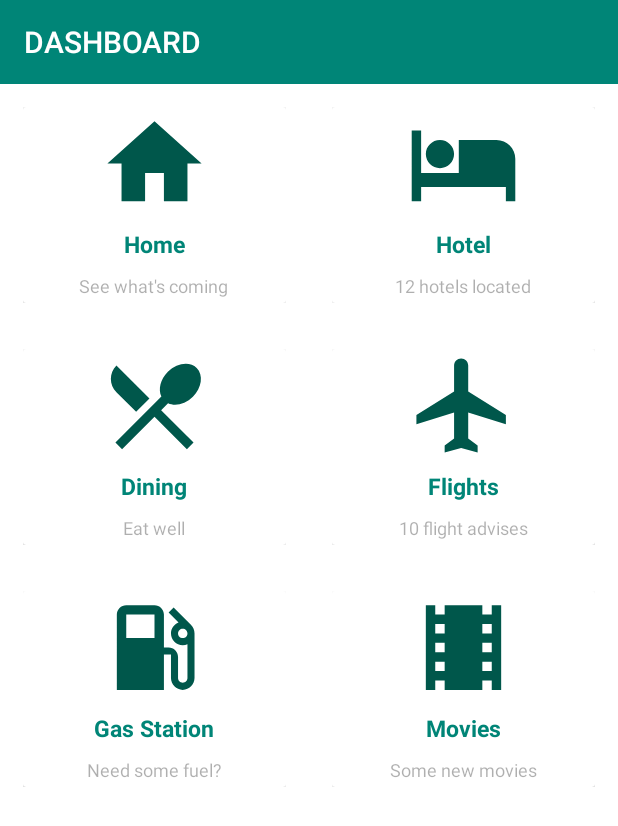
After one commit to echitey/AndroidDesignPlayground, an Android app: the DashboardActivity screen opened directly, with no data from a screen before it, on a phone screen of 412 x 824 dp. The commit adds this screen. Shown: the top 826 px of the screen. Run offline under Robolectric (Android 15) with nearby library versions, the phone set to English and light mode, and no system bars.

Commit message:
Basic Dashboard with grid

```diff
--- a/app/build.gradle
+++ b/app/build.gradle
@@ -9,6 +9,7 @@ android {
         versionCode 1
         versionName "1.0"
         testInstrumentationRunner "android.support.test.runner.AndroidJUnitRunner"
+        vectorDrawables.useSupportLibrary = true
     }
     buildTypes {
         release {
@@ -19,11 +20,13 @@ android {
 }
 
 dependencies {
-    implementation fileTree(dir: 'libs', include: ['*.jar'])
+    implementation fileTree(include: ['*.jar'], dir: 'libs')
     implementation 'com.android.support:appcompat-v7:27.1.1'
     implementation 'com.android.support:design:27.1.1'
     implementation 'com.android.support.constraint:constraint-layout:1.1.3'
     testImplementation 'junit:junit:4.12'
     androidTestImplementation 'com.android.support.test:runner:1.0.2'
     androidTestImplementation 'com.android.support.test.espresso:espresso-core:3.0.2'
+    implementation 'com.android.support:cardview-v7:27.1.1'
+    implementation 'com.android.support:recyclerview-v7:27.1.1'
 }
--- a/app/src/main/AndroidManifest.xml
+++ b/app/src/main/AndroidManifest.xml
@@ -16,6 +16,8 @@
                 <category android:name="android.intent.category.LAUNCHER" />
             </intent-filter>
         </activity>
+        <activity android:name=".XmlParsing" />
+        <activity android:name=".DashboardActivity"></activity>
     </application>
 
 </manifest>
--- /dev/null
+++ b/app/src/main/java/com/echitey/designcheatsheet/DashboardActivity.java
@@ -0,0 +1,49 @@
+package com.echitey.designcheatsheet;
+
+import android.support.v7.app.AppCompatActivity;
+import android.os.Bundle;
+import android.support.v7.widget.GridLayoutManager;
+import android.support.v7.widget.RecyclerView;
+import android.support.v7.widget.Toolbar;
+
+import com.echitey.designcheatsheet.adapters.DashAdapter;
+import com.echitey.designcheatsheet.model.DashModel;
+
+import java.util.ArrayList;
+
+public class DashboardActivity extends AppCompatActivity {
+
+    private Toolbar toolbar;
+    private ArrayList<DashModel> dashModelArrayList;
+    private RecyclerView recyclerView;
+    private DashAdapter dashAdapter;
+
+    @Override
+    protected void onCreate(Bundle savedInstanceState) {
+        super.onCreate(savedInstanceState);
+        setContentView(R.layout.activity_dashboard);
+
+        recyclerView = findViewById(R.id.recyclerView);
+
+        toolbar = findViewById(R.id.app_toolbar);
+        setSupportActionBar(toolbar);
+
+        setTitle("DASHBOARD");
+
+        dashModelArrayList = new ArrayList<>();
+
+        String heads[] = {"Home", "Hotel", "Dining", "Flights", "Gas Station", "Movies"};
+        String sub[] = {"See what's coming", "12 hotels located", "Eat well", "10 flight advises", "Need some fuel?", "Some new movies"};
+        int images[] = {R.drawable.ic_home_black_128dp, R.drawable.ic_hotel_black_128dp, R.drawable.ic_local_dining_black_128dp,
+                        R.drawable.ic_flight_black_128dp, R.drawable.ic_local_gas_station_black_128dp, R.drawable.ic_local_movies_black_128dp};
+
+        for(int count = 0; count < heads.length; count++){
+            dashModelArrayList.add(new DashModel(heads[count], sub[count], images[count]));
+        }
+
+        recyclerView.setLayoutManager(new GridLayoutManager(getApplicationContext(), 2));
+        dashAdapter = new DashAdapter(dashModelArrayList);
+        recyclerView.setHasFixedSize(true);
+        recyclerView.setAdapter(dashAdapter);
+    }
+}
--- /dev/null
+++ b/app/src/main/java/com/echitey/designcheatsheet/adapters/DashAdapter.java
@@ -0,0 +1,77 @@
+package com.echitey.designcheatsheet.adapters;
+
+import android.support.annotation.NonNull;
+import android.support.v7.widget.RecyclerView;
+import android.view.LayoutInflater;
+import android.view.View;
+import android.view.ViewGroup;
+import android.widget.ImageView;
+import android.widget.TextView;
+
+import com.echitey.designcheatsheet.R;
+import com.echitey.designcheatsheet.model.DashModel;
+
+import java.util.ArrayList;
+
+public class DashAdapter extends RecyclerView.Adapter<DashAdapter.ViewHolder> {
+
+    private ArrayList<DashModel> dashModelArrayList;
+
+    public DashAdapter(ArrayList<DashModel> dashModelArrayList){
+        this.dashModelArrayList = dashModelArrayList;
+    }
+
+    @NonNull
+    @Override
+    public DashAdapter.ViewHolder onCreateViewHolder(@NonNull ViewGroup parent, int viewType) {
+
+        View view = LayoutInflater.from(parent.getContext()).inflate(R.layout.menu_item, parent, false);
+
+        return new ViewHolder(view);
+    }
+
+    @Override
+    public void onBindViewHolder(@NonNull DashAdapter.ViewHolder holder, int position) {
+
+        String menu_header = dashModelArrayList.get(position).getHead();
+        holder.setHead(menu_header);
+
+        String sub_header = dashModelArrayList.get(position).getSub();
+        holder.setSubHead(sub_header);
+
+        int image = dashModelArrayList.get(position).getImage();
+        holder.setImage(image);
+    }
+
+    @Override
+    public int getItemCount() {
+        return dashModelArrayList.size();
+    }
+
+    public class ViewHolder extends RecyclerView.ViewHolder{
+
+        TextView head, sub;
+        ImageView img;
+        View myView;
+
+        public ViewHolder(View view) {
+            super(view);
+            myView = view;
+        }
+
+        public void setHead(String h){
+            head = myView.findViewById(R.id.header);
+            head.setText(h);
+        }
+
+        public void setSubHead(String s){
+            sub = myView.findViewById(R.id.sub_header);
+            sub.setText(s);
+        }
+
+        public void setImage(int i){
+            img = myView.findViewById(R.id.dashImage);
+            img.setImageResource(i);
+        }
+    }
+}
--- /dev/null
+++ b/app/src/main/java/com/echitey/designcheatsheet/model/DashModel.java
@@ -0,0 +1,40 @@
+package com.echitey.designcheatsheet.model;
+
+public class DashModel {
+
+    private String head, sub;
+    private int image;
+
+    public DashModel() {
+    }
+
+    public DashModel(String head, String sub, int image) {
+        this.head = head;
+        this.sub = sub;
+        this.image = image;
+    }
+
+    public String getHead() {
+        return head;
+    }
+
+    public void setHead(String head) {
+        this.head = head;
+    }
+
+    public String getSub() {
+        return sub;
+    }
+
+    public void setSub(String sub) {
+        this.sub = sub;
+    }
+
+    public int getImage() {
+        return image;
+    }
+
+    public void setImage(int image) {
+        this.image = image;
+    }
+}
--- /dev/null
+++ b/app/src/main/java/com/echitey/designcheatsheet/model/Player.java
@@ -0,0 +1,5 @@
+package com.echitey.designcheatsheet.model;
+
+public class Player {
+    public String name, age, position;
+}
--- /dev/null
+++ b/app/src/main/res/drawable/ic_flight_black_128dp.xml
@@ -0,0 +1,5 @@
+<vector android:height="128dp" android:viewportHeight="24.0"
+    android:viewportWidth="24.0" android:width="128dp" xmlns:android="http://schemas.android.com/apk/res/android">
+    <path android:fillColor="#FF000000" android:pathData="M10.18,9"/>
+    <path android:fillColor="#00574B" android:pathData="M21,16v-2l-8,-5V3.5c0,-0.83 -0.67,-1.5 -1.5,-1.5S10,2.67 10,3.5V9l-8,5v2l8,-2.5V19l-2,1.5V22l3.5,-1 3.5,1v-1.5L13,19v-5.5l8,2.5z"/>
+</vector>
--- /dev/null
+++ b/app/src/main/res/drawable/ic_home_black_128dp.xml
@@ -0,0 +1,4 @@
+<vector android:height="128dp" android:viewportHeight="24.0"
+    android:viewportWidth="24.0" android:width="128dp" xmlns:android="http://schemas.android.com/apk/res/android">
+    <path android:fillColor="#FF00574B" android:pathData="M10,20v-6h4v6h5v-8h3L12,3 2,12h3v8z"/>
+</vector>
--- /dev/null
+++ b/app/src/main/res/drawable/ic_hotel_black_128dp.xml
@@ -0,0 +1,4 @@
+<vector android:height="128dp" android:viewportHeight="24.0"
+    android:viewportWidth="24.0" android:width="128dp" xmlns:android="http://schemas.android.com/apk/res/android">
+    <path android:fillColor="#FF00574B" android:pathData="M7,13c1.66,0 3,-1.34 3,-3S8.66,7 7,7s-3,1.34 -3,3 1.34,3 3,3zM19,7h-8v7L3,14L3,5L1,5v15h2v-3h18v3h2v-9c0,-2.21 -1.79,-4 -4,-4z"/>
+</vector>
--- /dev/null
+++ b/app/src/main/res/drawable/ic_local_dining_black_128dp.xml
@@ -0,0 +1,4 @@
+<vector android:height="128dp" android:viewportHeight="24.0"
+    android:viewportWidth="24.0" android:width="128dp" xmlns:android="http://schemas.android.com/apk/res/android">
+    <path android:fillColor="#FF00574B" android:pathData="M8.1,13.34l2.83,-2.83L3.91,3.5c-1.56,1.56 -1.56,4.09 0,5.66l4.19,4.18zM14.88,11.53c1.53,0.71 3.68,0.21 5.27,-1.38 1.91,-1.91 2.28,-4.65 0.81,-6.12 -1.46,-1.46 -4.2,-1.1 -6.12,0.81 -1.59,1.59 -2.09,3.74 -1.38,5.27L3.7,19.87l1.41,1.41L12,14.41l6.88,6.88 1.41,-1.41L13.41,13l1.47,-1.47z"/>
+</vector>
--- /dev/null
+++ b/app/src/main/res/drawable/ic_local_gas_station_black_128dp.xml
@@ -0,0 +1,4 @@
+<vector android:height="128dp" android:viewportHeight="24.0"
+    android:viewportWidth="24.0" android:width="128dp" xmlns:android="http://schemas.android.com/apk/res/android">
+    <path android:fillColor="#FF00574B" android:pathData="M19.77,7.23l0.01,-0.01 -3.72,-3.72L15,4.56l2.11,2.11c-0.94,0.36 -1.61,1.26 -1.61,2.33 0,1.38 1.12,2.5 2.5,2.5 0.36,0 0.69,-0.08 1,-0.21v7.21c0,0.55 -0.45,1 -1,1s-1,-0.45 -1,-1L17,14c0,-1.1 -0.9,-2 -2,-2h-1L14,5c0,-1.1 -0.9,-2 -2,-2L6,3c-1.1,0 -2,0.9 -2,2v16h10v-7.5h1.5v5c0,1.38 1.12,2.5 2.5,2.5s2.5,-1.12 2.5,-2.5L20.5,9c0,-0.69 -0.28,-1.32 -0.73,-1.77zM12,10L6,10L6,5h6v5zM18,10c-0.55,0 -1,-0.45 -1,-1s0.45,-1 1,-1 1,0.45 1,1 -0.45,1 -1,1z"/>
+</vector>
--- /dev/null
+++ b/app/src/main/res/drawable/ic_local_movies_black_128dp.xml
@@ -0,0 +1,4 @@
+<vector android:height="128dp" android:viewportHeight="24.0"
+    android:viewportWidth="24.0" android:width="128dp" xmlns:android="http://schemas.android.com/apk/res/android">
+    <path android:fillColor="#FF00574B" android:pathData="M18,3v2h-2L16,3L8,3v2L6,5L6,3L4,3v18h2v-2h2v2h8v-2h2v2h2L20,3h-2zM8,17L6,17v-2h2v2zM8,13L6,13v-2h2v2zM8,9L6,9L6,7h2v2zM18,17h-2v-2h2v2zM18,13h-2v-2h2v2zM18,9h-2L16,7h2v2z"/>
+</vector>
--- /dev/null
+++ b/app/src/main/res/layout/activity_dashboard.xml
@@ -0,0 +1,23 @@
+<?xml version="1.0" encoding="utf-8"?>
+<LinearLayout xmlns:android="http://schemas.android.com/apk/res/android"
+    xmlns:app="http://schemas.android.com/apk/res-auto"
+    xmlns:tools="http://schemas.android.com/tools"
+    android:layout_width="match_parent"
+    android:layout_height="match_parent"
+    android:orientation="vertical"
+    tools:context=".DashboardActivity"
+    android:background="#fff">
+
+    <include layout="@layout/app_toolbar"
+        android:layout_width="match_parent"
+        android:layout_height="wrap_content"/>
+
+    <android.support.v7.widget.RecyclerView
+        android:layout_width="match_parent"
+        android:layout_height="wrap_content"
+        android:background="#fff"
+        android:id="@+id/recyclerView">
+
+    </android.support.v7.widget.RecyclerView>
+
+</LinearLayout>
--- /dev/null
+++ b/app/src/main/res/layout/menu_item.xml
@@ -0,0 +1,53 @@
+<?xml version="1.0" encoding="utf-8"?>
+<LinearLayout
+    xmlns:android="http://schemas.android.com/apk/res/android"
+    xmlns:app="http://schemas.android.com/apk/res-auto"
+    xmlns:tools="http://schemas.android.com/tools"
+    android:layout_width="match_parent"
+    android:layout_height="wrap_content"
+    android:orientation="vertical"
+    android:gravity="center"
+    android:layout_margin="15dp">
+
+    <android.support.v7.widget.CardView
+        android:layout_width="match_parent"
+        android:layout_height="wrap_content"
+        android:elevation="3dp">
+
+        <RelativeLayout
+            android:layout_width="match_parent"
+            android:layout_height="wrap_content">
+
+            <ImageView
+                android:id="@+id/dashImage"
+                android:layout_width="75dp"
+                android:layout_height="75dp"
+                app:srcCompat="@drawable/ic_home_black_128dp"
+                android:layout_centerHorizontal="true"/>
+
+            <TextView
+                android:layout_width="wrap_content"
+                android:layout_height="wrap_content"
+                android:text="Home"
+                android:id="@+id/header"
+                android:textSize="15sp"
+                android:layout_margin="5dp"
+                android:textColor="#008577"
+                android:layout_centerHorizontal="true"
+                android:layout_below="@id/dashImage"
+                android:textStyle="bold"/>
+
+            <TextView
+                android:layout_width="wrap_content"
+                android:layout_height="wrap_content"
+                android:text="See what's coming"
+                android:id="@+id/sub_header"
+                android:textSize="12sp"
+                android:layout_margin="3dp"
+                android:textColor="#50000000"
+                android:layout_centerHorizontal="true"
+                android:layout_below="@id/header"/>
+        </RelativeLayout>
+    </android.support.v7.widget.CardView>
+
+</LinearLayout>
```
Also changed, not shown: app/src/main/assets/data.xml (added, +18 -0 lines), app/src/main/java/com/echitey/designcheatsheet/MainActivity.java (+13 -1 lines), app/src/main/java/com/echitey/designcheatsheet/XmlParsing.java (added, +116 -0 lines), app/src/main/res/layout/activity_main.xml (+18 -0 lines), app/src/main/res/layout/activity_xml_parsing.xml (added, +23 -0 lines).
